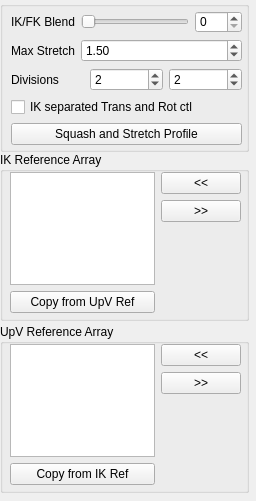
Qt form scripts/mgear/maya/shifter/component/arm_2jnt_01/settingsUI.ui (mgear-dev/mgear_dist) before a commit.
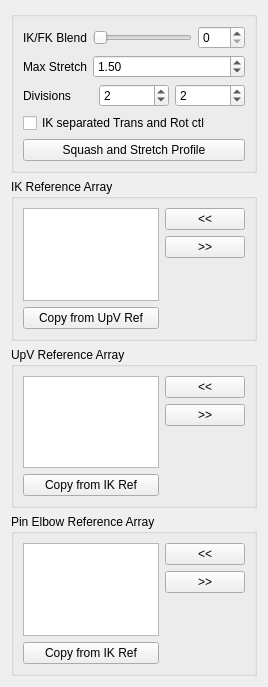
The same form after that commit.

Patch:
```diff
--- a/scripts/mgear/maya/shifter/component/arm_2jnt_01/settingsUI.ui
+++ b/scripts/mgear/maya/shifter/component/arm_2jnt_01/settingsUI.ui
@@ -6,123 +6,21 @@
    <rect>
     <x>0</x>
     <y>0</y>
-    <width>256</width>
-    <height>501</height>
+    <width>268</width>
+    <height>687</height>
    </rect>
   </property>
   <property name="windowTitle">
    <string>Form</string>
   </property>
-  <widget class="QGroupBox" name="ikRefArray_groupBox">
-   <property name="geometry">
-    <rect>
-     <x>0</x>
-     <y>152</y>
-     <width>249</width>
-     <height>169</height>
-    </rect>
-   </property>
-   <property name="title">
-    <string>IK Reference Array</string>
-   </property>
-   <widget class="QWidget" name="layoutWidget">
-    <property name="geometry">
-     <rect>
-      <x>10</x>
-      <y>20</y>
-      <width>231</width>
-      <height>141</height>
-     </rect>
-    </property>
-    <layout class="QHBoxLayout" name="ikRefArray_horizontalLayout">
-     <item>
-      <layout class="QVBoxLayout" name="ikRefArray_verticalLayout_1">
-       <item>
-        <widget class="QListWidget" name="ikRefArray_listWidget">
-         <property name="dragDropOverwriteMode">
-          <bool>true</bool>
-         </property>
-         <property name="dragDropMode">
-          <enum>QAbstractItemView::InternalMove</enum>
-         </property>
-         <property name="defaultDropAction">
-          <enum>Qt::MoveAction</enum>
-         </property>
-         <property name="alternatingRowColors">
-          <bool>true</bool>
-         </property>
-         <property name="selectionMode">
-          <enum>QAbstractItemView::ExtendedSelection</enum>
-         </property>
-         <property name="selectionRectVisible">
-          <bool>false</bool>
-         </property>
-        </widget>
-       </item>
-       <item>
-        <widget class="QPushButton" name="ikRefArray_copyRef_pushButton">
-         <property name="text">
-          <string>Copy from UpV Ref</string>
-         </property>
-        </widget>
-       </item>
-      </layout>
-     </item>
-     <item>
-      <layout class="QVBoxLayout" name="ikRefArray_verticalLayout_2">
-       <item>
-        <widget class="QPushButton" name="ikRefArrayAdd_pushButton">
-         <property name="text">
-          <string>&lt;&lt;</string>
-         </property>
-        </widget>
-       </item>
-       <item>
-        <widget class="QPushButton" name="ikRefArrayRemove_pushButton">
-         <property name="text">
-          <string>&gt;&gt;</string>
-         </property>
-        </widget>
-       </item>
-       <item>
-        <spacer name="ikRefArray_verticalSpacer">
-         <property name="orientation">
-          <enum>Qt::Vertical</enum>
-         </property>
-         <property name="sizeHint" stdset="0">
-          <size>
-           <width>20</width>
-           <height>40</height>
-          </size>
-         </property>
-        </spacer>
-       </item>
-      </layout>
-     </item>
-    </layout>
-   </widget>
-  </widget>
+  <layout class="QGridLayout" name="gridLayout">
+   <item row="0" column="0">
   <widget class="QGroupBox" name="groupBox">
-   <property name="geometry">
-    <rect>
-     <x>0</x>
-     <y>1</y>
-     <width>249</width>
-     <height>151</height>
-    </rect>
-   </property>
    <property name="title">
     <string/>
    </property>
-   <widget class="QWidget" name="layoutWidget">
-    <property name="geometry">
-     <rect>
-      <x>11</x>
-      <y>10</y>
-      <width>231</width>
-      <height>134</height>
-     </rect>
-    </property>
+     <layout class="QGridLayout" name="gridLayout_2">
+      <item row="0" column="0">
     <layout class="QVBoxLayout" name="verticalLayout">
      <item>
       <layout class="QFormLayout" name="formLayout">
@@ -244,29 +142,94 @@
       </layout>
      </item>
     </layout>
-   </widget>
-  </widget>
+      </item>
+     </layout>
+    </widget>
+   </item>
+   <item row="1" column="0">
+    <widget class="QGroupBox" name="ikRefArray_groupBox">
+     <property name="title">
+      <string>IK Reference Array</string>
+     </property>
+     <layout class="QGridLayout" name="gridLayout_3">
+      <item row="0" column="0">
+       <layout class="QHBoxLayout" name="ikRefArray_horizontalLayout">
+        <item>
+         <layout class="QVBoxLayout" name="ikRefArray_verticalLayout_1">
+          <item>
+           <widget class="QListWidget" name="ikRefArray_listWidget">
+            <property name="dragDropOverwriteMode">
+             <bool>true</bool>
+            </property>
+            <property name="dragDropMode">
+             <enum>QAbstractItemView::InternalMove</enum>
+            </property>
+            <property name="defaultDropAction">
+             <enum>Qt::MoveAction</enum>
+            </property>
+            <property name="alternatingRowColors">
+             <bool>true</bool>
+            </property>
+            <property name="selectionMode">
+             <enum>QAbstractItemView::ExtendedSelection</enum>
+            </property>
+            <property name="selectionRectVisible">
+             <bool>false</bool>
+            </property>
+           </widget>
+          </item>
+          <item>
+           <widget class="QPushButton" name="ikRefArray_copyRef_pushButton">
+            <property name="text">
+             <string>Copy from UpV Ref</string>
+            </property>
+           </widget>
+          </item>
+         </layout>
+        </item>
+        <item>
+         <layout class="QVBoxLayout" name="ikRefArray_verticalLayout_2">
+          <item>
+           <widget class="QPushButton" name="ikRefArrayAdd_pushButton">
+            <property name="text">
+             <string>&lt;&lt;</string>
+            </property>
+           </widget>
+          </item>
+          <item>
+           <widget class="QPushButton" name="ikRefArrayRemove_pushButton">
+            <property name="text">
+             <string>&gt;&gt;</string>
+            </property>
+           </widget>
+          </item>
+          <item>
+           <spacer name="ikRefArray_verticalSpacer">
+            <property name="orientation">
+             <enum>Qt::Vertical</enum>
+            </property>
+            <property name="sizeHint" stdset="0">
+             <size>
+              <width>20</width>
+              <height>40</height>
+             </size>
+            </property>
+           </spacer>
+          </item>
+         </layout>
+        </item>
+       </layout>
+      </item>
+     </layout>
+    </widget>
+   </item>
+   <item row="2" column="0">
   <widget class="QGroupBox" name="upvRefArray_groupBox">
-   <property name="geometry">
-    <rect>
-     <x>0</x>
-     <y>324</y>
-     <width>249</width>
-     <height>169</height>
-    </rect>
-   </property>
    <property name="title">
     <string>UpV Reference Array</string>
    </property>
-   <widget class="QWidget" name="layoutWidget_2">
-    <property name="geometry">
-     <rect>
-      <x>10</x>
-      <y>20</y>
-      <width>231</width>
-      <height>141</height>
-     </rect>
-    </property>
+     <layout class="QGridLayout" name="gridLayout_5">
+      <item row="0" column="0">
     <layout class="QHBoxLayout" name="upvRefArray_horizontalLayout">
      <item>
       <layout class="QVBoxLayout" name="upvRefArray_verticalLayout_1">
@@ -333,8 +296,88 @@
       </layout>
      </item>
     </layout>
-   </widget>
-  </widget>
+      </item>
+     </layout>
+    </widget>
+   </item>
+   <item row="3" column="0">
+    <widget class="QGroupBox" name="pinRefArray_groupBox">
+     <property name="title">
+      <string>Pin Elbow Reference Array</string>
+     </property>
+     <layout class="QGridLayout" name="gridLayout_4">
+      <item row="0" column="0">
+       <layout class="QHBoxLayout" name="pinRefArray_horizontalLayout">
+        <item>
+         <layout class="QVBoxLayout" name="pinRefArray_verticalLayout">
+          <item>
+           <widget class="QListWidget" name="pinRefArray_listWidget">
+            <property name="dragDropOverwriteMode">
+             <bool>true</bool>
+            </property>
+            <property name="dragDropMode">
+             <enum>QAbstractItemView::InternalMove</enum>
+            </property>
+            <property name="defaultDropAction">
+             <enum>Qt::MoveAction</enum>
+            </property>
+            <property name="alternatingRowColors">
+             <bool>true</bool>
+            </property>
+            <property name="selectionMode">
+             <enum>QAbstractItemView::ExtendedSelection</enum>
+            </property>
+            <property name="selectionRectVisible">
+             <bool>false</bool>
+            </property>
+           </widget>
+          </item>
+          <item>
+           <widget class="QPushButton" name="pinRefArray_copyRef_pushButton">
+            <property name="text">
+             <string>Copy from IK Ref</string>
+            </property>
+           </widget>
+          </item>
+         </layout>
+        </item>
+        <item>
+         <layout class="QVBoxLayout" name="pinRefArray_verticalLayout_2">
+          <item>
+           <widget class="QPushButton" name="pinRefArrayAdd_pushButton">
+            <property name="text">
+             <string>&lt;&lt;</string>
+            </property>
+           </widget>
+          </item>
+          <item>
+           <widget class="QPushButton" name="pinRefArrayRemove_pushButton">
+            <property name="text">
+             <string>&gt;&gt;</string>
+            </property>
+           </widget>
+          </item>
+          <item>
+           <spacer name="pinRefArray_verticalSpacer">
+            <property name="orientation">
+             <enum>Qt::Vertical</enum>
+            </property>
+            <property name="sizeHint" stdset="0">
+             <size>
+              <width>20</width>
+              <height>40</height>
+             </size>
+            </property>
+           </spacer>
+          </item>
+         </layout>
+        </item>
+       </layout>
+      </item>
+     </layout>
+    </widget>
+   </item>
+  </layout>
  </widget>
  <resources/>
  <connections>
```
Lines whose indentation alone changed are shown as unchanged.
